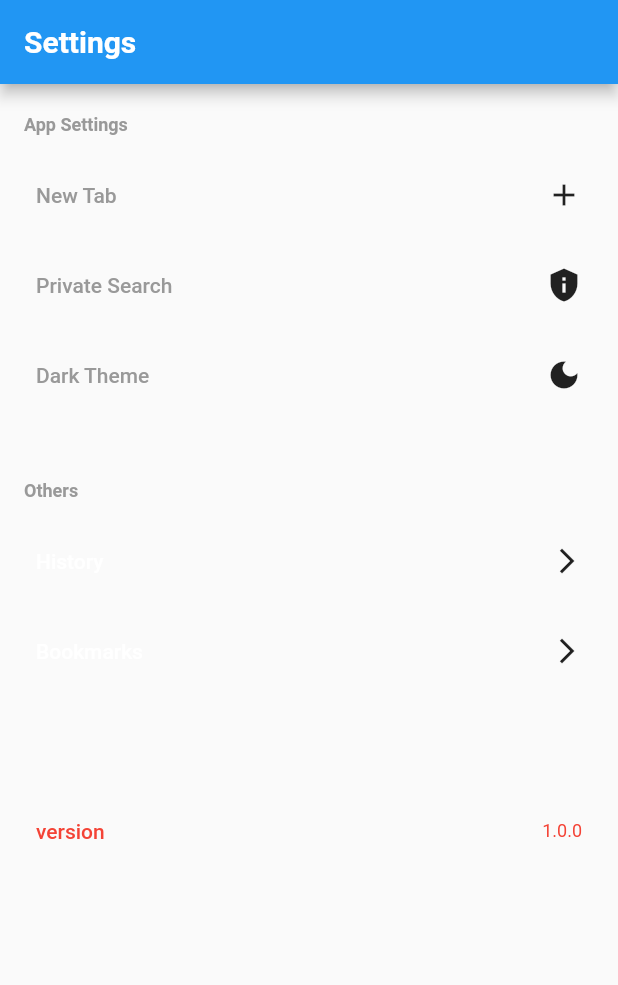
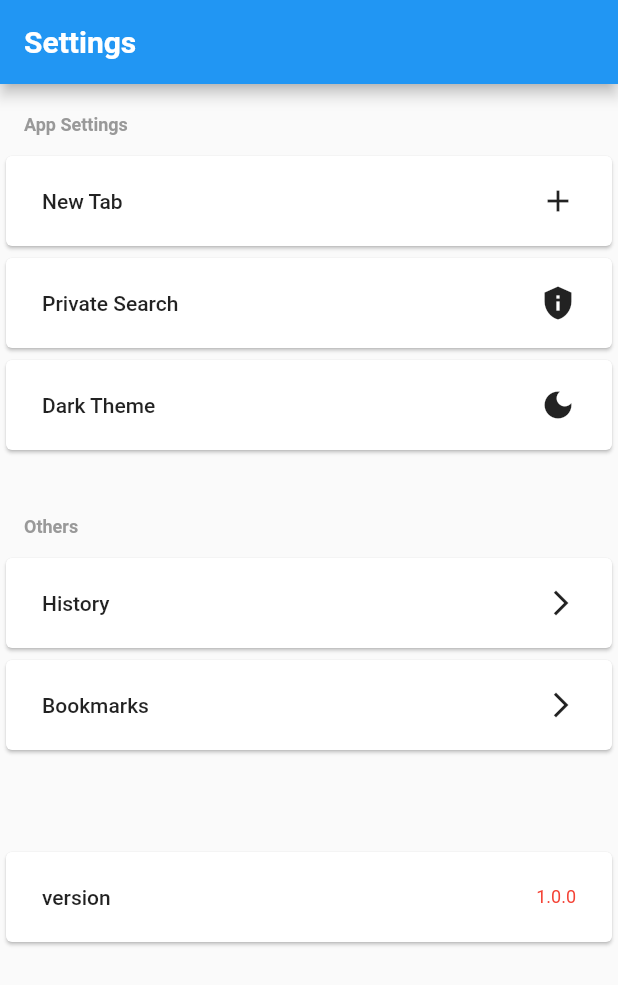
Before and after one commit to SeibenKami/AlphaBeta, a Flutter app: the screen it shows after launch, swiped to page 2, on a phone screen of 412 x 824 dp. Shown: the top 985 px of the screen. Run offline on Flutter 3.47's test engine with Material 2 defaults, Android fonts, the light colour scheme and no system bars; our stand-ins replace sqflite, webview_flutter; accounts and stored records are empty; Roboto replaces fonts that are missing (NotoSansJP).

Commit message:
settings change

```diff
--- a/lens/lib/components/item_card.dart
+++ b/lens/lib/components/item_card.dart
@@ -6,16 +6,16 @@ class ItemCard extends StatelessWidget {
       required this.color,
       required this.rightWidget,
       required this.callback,
-      required this.textColor});
+    });
 
   final Color color;
-  final Color textColor;
   final String title;
   final Widget rightWidget;
   final VoidCallback callback;
   @override
   Widget build(BuildContext context) {
     return GestureDetector(
+      child: Card(
         child: Container(
           height: 60,
           child: Row(
@@ -26,10 +26,9 @@ class ItemCard extends StatelessWidget {
                 child: Center(
                   child: Text(
                     title,
-                  style: TextStyle(
+                    style:const TextStyle(
                       fontWeight: FontWeight.w500,
                       fontSize: 14,
-                    color: textColor,
                     ),
                   ),
                 ),
@@ -41,6 +40,7 @@ class ItemCard extends StatelessWidget {
             ],
           ),
         ),
+      ),
       onTap: callback,
     );
   }
--- a/lens/lib/screens/settings/settings.dart
+++ b/lens/lib/screens/settings/settings.dart
@@ -51,7 +51,6 @@ class _SettingsState extends State<Settings> {
                       height: 10,
                     ),
                     ItemCard(
-                      textColor: const Color(0xFF999999),
                       title: 'New Tab',
                       color: Colors.black,
                       rightWidget:const Icon(Icons.add),
@@ -60,7 +59,6 @@ class _SettingsState extends State<Settings> {
                       },
                     ),
                     ItemCard(
-                      textColor: const Color(0xFF999999),
                       title: 'Private Search',
                       color: Colors.black,
                       rightWidget: const Icon(Icons.privacy_tip),
@@ -75,7 +73,6 @@ class _SettingsState extends State<Settings> {
                       callback: () {
                         print('Tap Settings Item 06');
                       },
-                      textColor: const Color(0xFF999999),
                     ),
                     const SizedBox(
                       height: 40,
@@ -96,7 +93,6 @@ class _SettingsState extends State<Settings> {
                       height: 10,
                     ),
                     ItemCard(
-                      textColor: Colors.white,
                       title: 'History',
                       color: Colors.grey.shade900,
                       rightWidget: _arrow(),
@@ -105,7 +101,6 @@ class _SettingsState extends State<Settings> {
                       },
                     ),
                     ItemCard(
-                      textColor: Colors.white,
                       title: 'Bookmarks',
                       color: Colors.grey.shade900,
                       rightWidget: _arrow(),
@@ -117,7 +112,6 @@ class _SettingsState extends State<Settings> {
                       height: 60,
                     ),
                     ItemCard(
-                      textColor: Colors.red,
                       title: 'version',
                       color: Colors.grey.shade900,
                       rightWidget: const Center(
```
Lines whose indentation alone changed are shown as unchanged.
